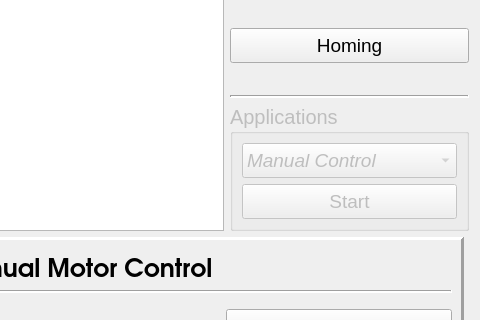
Before: the Qt Designer form widgets/main_gui.ui in IRMA-LAB/cable_robot, drawn with Qt 5; both pictures show x 392 to 872 and y 227 to 547 of the 872 by 946 pixel window.
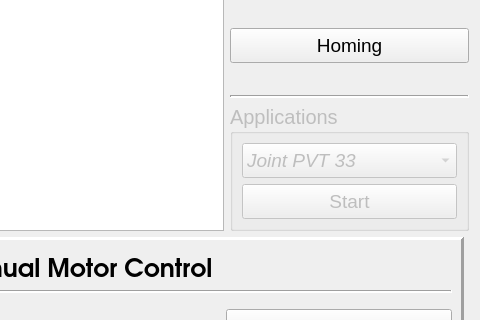
After: the same form once the commit is applied. Icons and pictures are not drawn.

The edit to the form file:
```diff
--- a/widgets/main_gui.ui
+++ b/widgets/main_gui.ui
@@ -379,6 +379,11 @@
             <property name="sizeAdjustPolicy">
              <enum>QComboBox::AdjustToContents</enum>
             </property>
+            <item>
+             <property name="text">
+              <string>Joint PVT 33</string>
+             </property>
+            </item>
             <item>
              <property name="text">
               <string>Manual Control</string>
```
Left out of the diff: 5 changed lines with no effect on the pictures.
